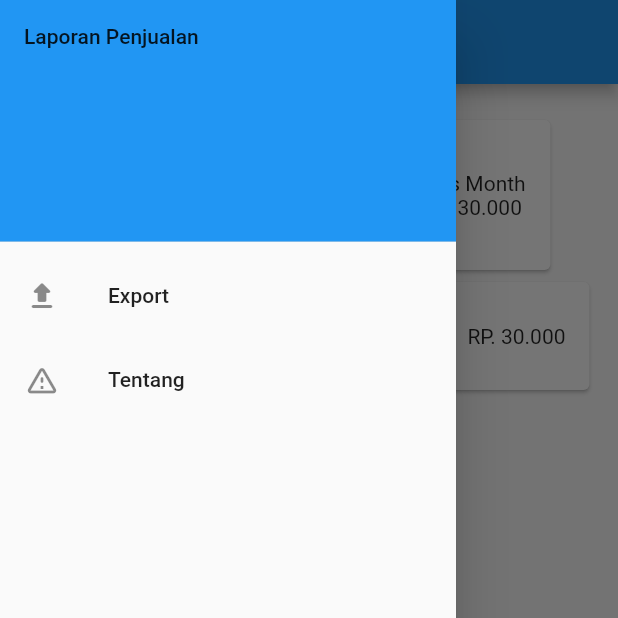
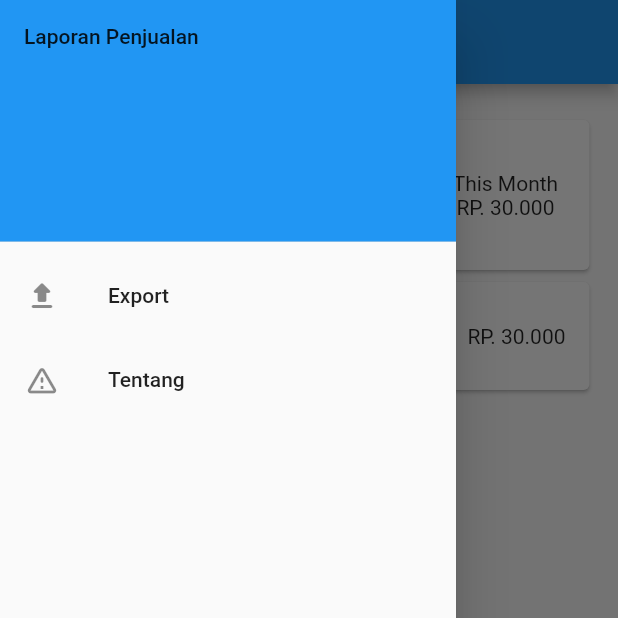
Before and after one commit to NaMLiM/Laporan-Penjualan, a Flutter app: the screen it shows after launch, with the side drawer open, on a phone screen of 412 x 824 dp, the top half of it. Run offline on Flutter 3.47's test engine with Material 2 defaults, Android fonts, the phone set to English and light mode, and no system bars; our stand-ins replace package_info_plus, sqflite; accounts and stored records are empty.

Commit message:
use expanded for this month card

```diff
--- a/lib/page/home.dart
+++ b/lib/page/home.dart
@@ -73,12 +73,12 @@ class _HomeState extends State<Home> {
                     const EdgeInsets.symmetric(horizontal: 15, vertical: 20),
                 child: Column(children: [
                   Row(children: [
-                    Card(
+                    Expanded(
+                        child: Card(
                             child: InkWell(
                                 splashColor: Colors.blue.withAlpha(30),
                                 onTap: () {},
                                 child: SizedBox(
-                                width: 170,
                                     height: 100,
                                     child: Row(
                                         mainAxisAlignment:
@@ -93,8 +93,9 @@ class _HomeState extends State<Home> {
                                                 Text("This Month"),
                                                 Text("RP. 30.000")
                                               ])
-                                    ])))),
-                    Card(
+                                        ]))))),
+                    Expanded(
+                        child: Card(
                             child: InkWell(
                                 splashColor: Colors.blue.withAlpha(30),
                                 onTap: () {},
@@ -114,7 +115,7 @@ class _HomeState extends State<Home> {
                                                 Text("This Month"),
                                                 Text("RP. 30.000")
                                               ])
-                                    ]))))
+                                        ])))))
                   ]),
                   Expanded(
                       child: ListView(shrinkWrap: true, children: [
```
Lines whose indentation alone changed are shown as unchanged.
